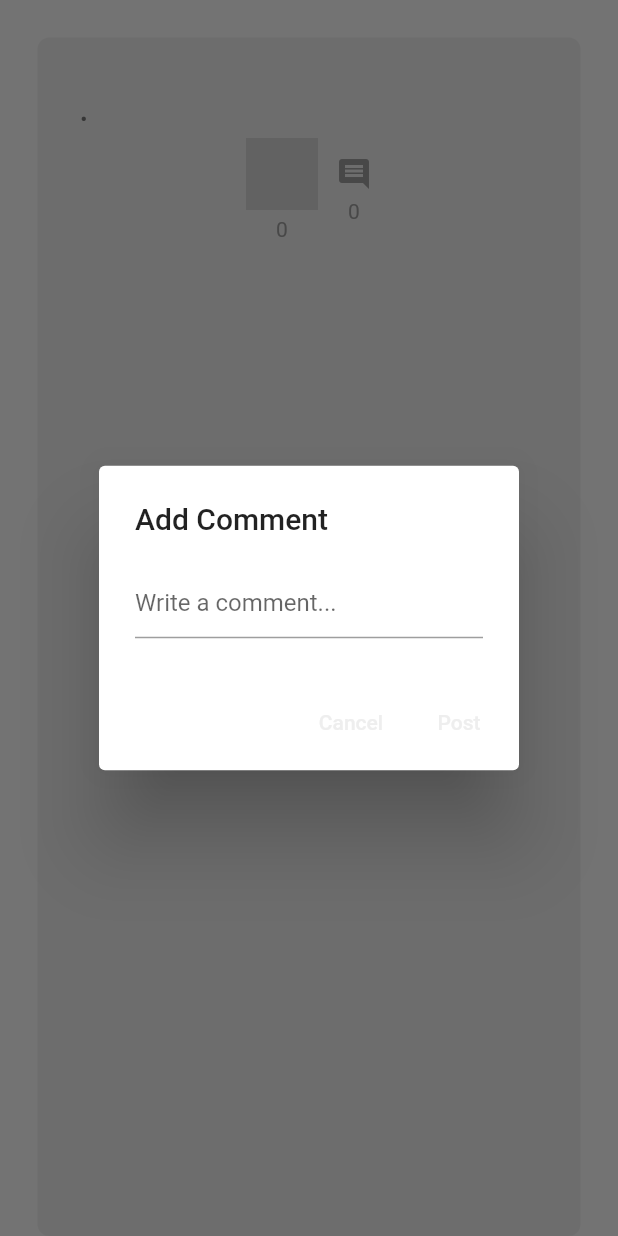
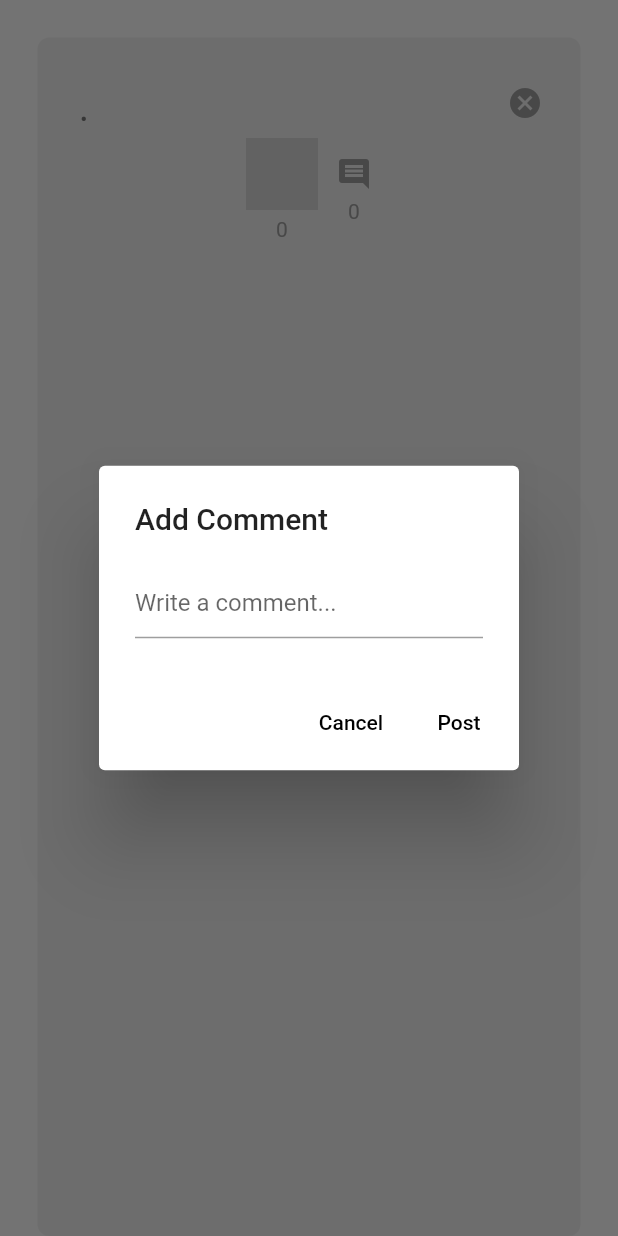
Before and after one commit to sumdahl/Walls, a Flutter app: the WallPost widget shown alone on an empty page, opened directly with empty values, after a tap on the "comment" icon, on a phone screen of 412 x 824 dp. Run offline on Flutter 3.47's test engine with Material 2 defaults, Android fonts, the phone set to English and light mode, and no system bars; our stand-ins replace cloud_firestore, firebase_auth, firebase_core; accounts and stored records are empty; network calls fail.

Commit message:
delete button to delete post

```diff
--- /dev/null
+++ b/lib/components/delete_button.dart
@@ -0,0 +1,17 @@
+import 'package:flutter/material.dart';
+
+class DeleteButton extends StatelessWidget {
+  final void Function()? onTap;
+  const DeleteButton({super.key, required this.onTap});
+
+  @override
+  Widget build(BuildContext context) {
+    return GestureDetector(
+      onTap: onTap,
+      child: const Icon(
+        Icons.cancel,
+        color: Colors.grey,
+      ),
+    );
+  }
+}
--- a/lib/themes/dark_theme.dart
+++ b/lib/themes/dark_theme.dart
@@ -10,4 +10,9 @@
     primary: Colors.grey[900]!,
     secondary: Colors.grey[800]!,
   ),
+  textButtonTheme: TextButtonThemeData(
+    style: TextButton.styleFrom(
+      foregroundColor: Colors.grey[200],
+    ),
+  ),
 );
--- a/lib/themes/light_theme.dart
+++ b/lib/themes/light_theme.dart
@@ -18,4 +18,7 @@
       primary: Colors.grey[200]!,
       secondary: Colors.grey[300]!,
     ),
-);
+    textButtonTheme: TextButtonThemeData(
+        style: TextButton.styleFrom(
+      foregroundColor: Colors.black,
+    )));
```
Also changed, not shown: lib/components/wall_post.dart (+77 -0 lines). Lines whose indentation alone changed are shown as unchanged.
